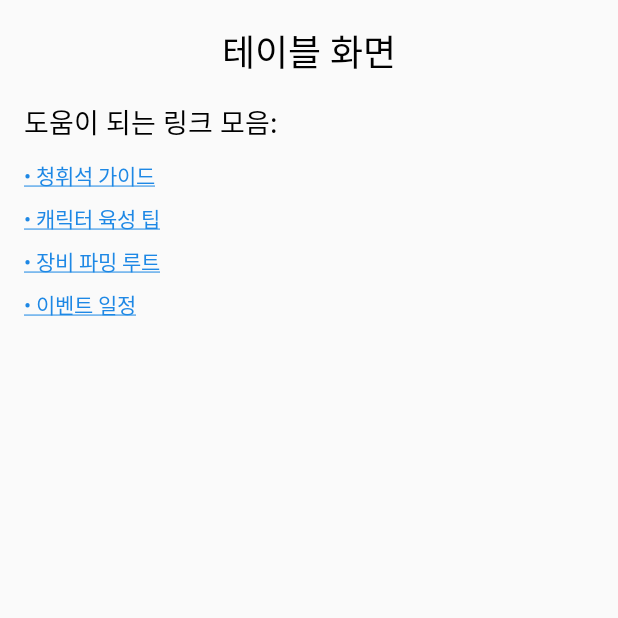
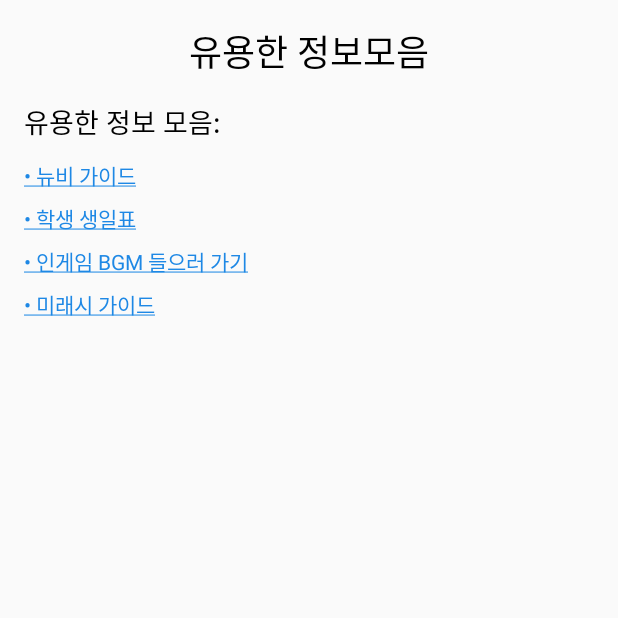
Before and after one commit to jungjae0821/ProjectArchive, an Android app built with Jetpack Compose: the TableActivity screen opened directly, with no data from a screen before it, on a phone screen of 412 x 824 dp, the top half of it. Run offline under Robolectric (Android 15) with nearby library versions, the phone set to English and light mode, and no system bars.

Commit message:
테이블 하이퍼링크 추가

```diff
--- a/app/src/main/java/com/example/projectarchive/TableActivity.kt
+++ b/app/src/main/java/com/example/projectarchive/TableActivity.kt
@@ -39,7 +39,7 @@ fun TableScreen() {
             .padding(16.dp),
         horizontalAlignment = Alignment.CenterHorizontally
     ) {
-        Text(text = "테이블 화면", fontSize = 24.sp)
+        Text(text = "유용한 정보모음", fontSize = 24.sp)
         Spacer(modifier = Modifier.height(16.dp))
 
         HelpLinksList() // 링크 리스트 호출
@@ -51,16 +51,16 @@ fun HelpLinksList() {
     val context = LocalContext.current
 
     val links = listOf(
-        "청휘석 가이드" to "https://gamewiki.example.com/currency-guide",
-        "캐릭터 육성 팁" to "https://gamewiki.example.com/character-growth",
-        "장비 파밍 루트" to "https://gamewiki.example.com/equipment-farm",
-        "이벤트 일정" to "https://gamewiki.example.com/event-calendar"
+        "뉴비 가이드" to "https://gall.dcinside.com/m/projectmx/10386680",
+        "학생 생일표" to "https://arona.ai/table/birthday",
+        "인게임 BGM 들으러 가기" to "https://arona.ai/jukebox",
+        "미래시 가이드" to "https://gall.dcinside.com/m/projectmx/11714202"
     )
 
     Column(
         modifier = Modifier.fillMaxWidth()
     ) {
-        Text("도움이 되는 링크 모음:", fontSize = 18.sp, modifier = Modifier.padding(bottom = 8.dp))
+        Text("유용한 정보 모음:", fontSize = 18.sp, modifier = Modifier.padding(bottom = 8.dp))
 
         links.forEach { (title, url) ->
             val annotatedString = buildAnnotatedString {
```
